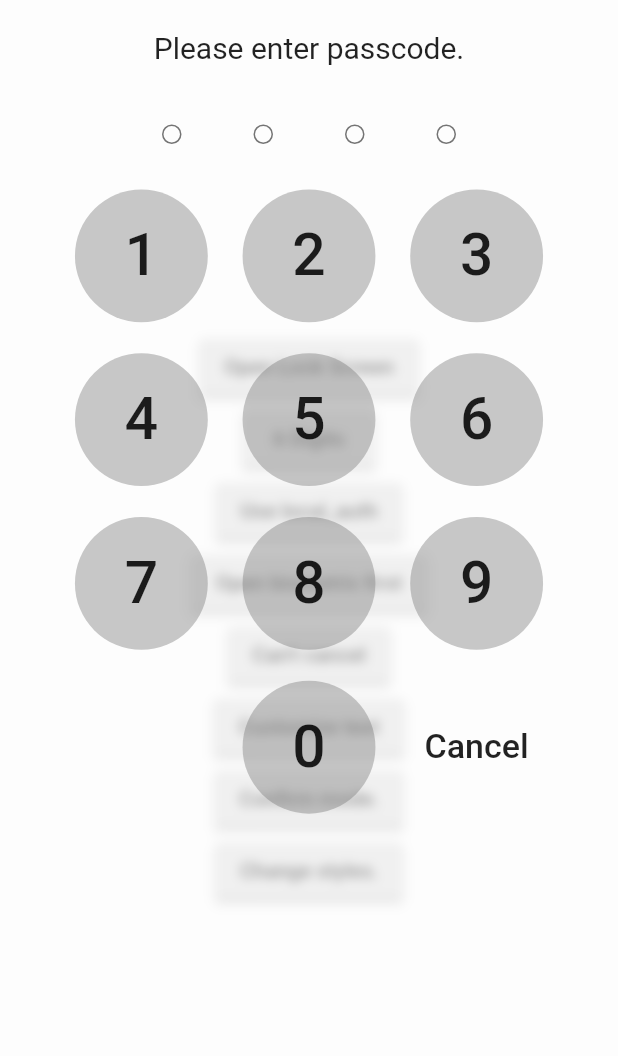
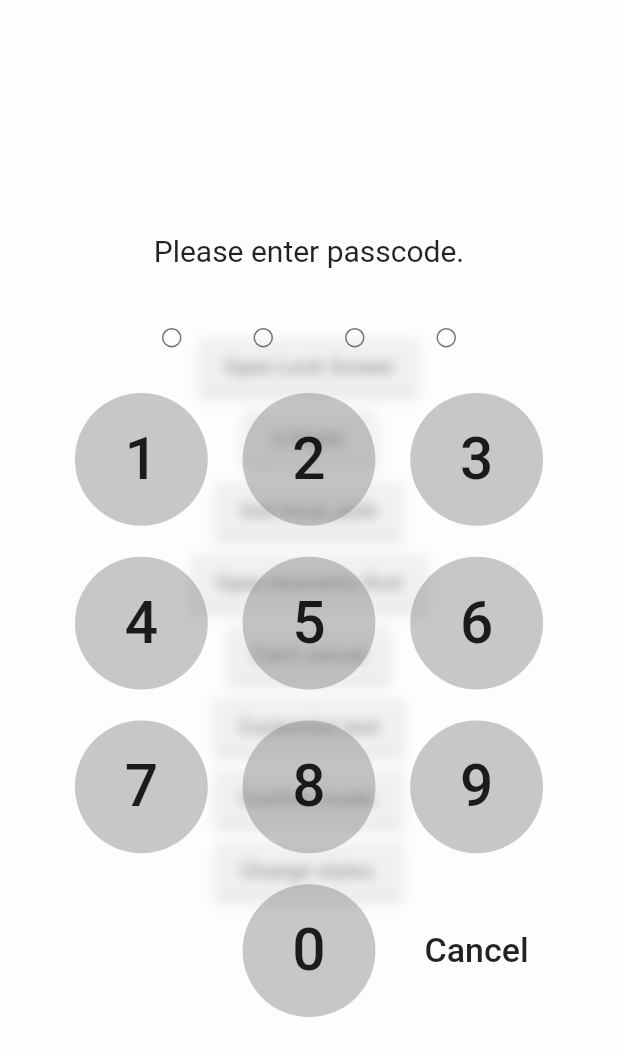
Before and after one commit to naoki0719/flutter_screen_lock, a Flutter app: the screen it shows after launch, after a tap on "Open Lock Screen", on a phone screen of 412 x 824 dp. Shown: the top 1056 px of the screen. Run offline on Flutter 3.47's test engine with Material 2 defaults, Android fonts, the phone set to English and light mode, and no system bars; our stand-ins replace local_auth.

```diff
--- a/lib/lock_screen.dart
+++ b/lib/lock_screen.dart
@@ -384,6 +384,7 @@ class _LockScreenState extends State<LockScreen> {
           child: BackdropFilter(
             filter: ImageFilter.blur(sigmaX: 3.5, sigmaY: 3.5),
             child: Column(
+              mainAxisAlignment: MainAxisAlignment.center,
               children: <Widget>[
                 _buildTitle(),
                 DotSecretUI(
--- a/pubspec.yaml
+++ b/pubspec.yaml
@@ -1,7 +1,7 @@
 name: flutter_screen_lock
 description: Provides the ability to lock the screen on ios and android. Biometric authentication can be used in addition to passcode.
 homepage: https://github.com/naoki0719/flutter_screen_lock
-version: 1.2.4
+version: 1.2.5
 
 environment:
   sdk: ">=2.1.0 <3.0.0"
```
Also changed, not shown: example/pubspec.lock, pubspec.lock, 5 other files.
